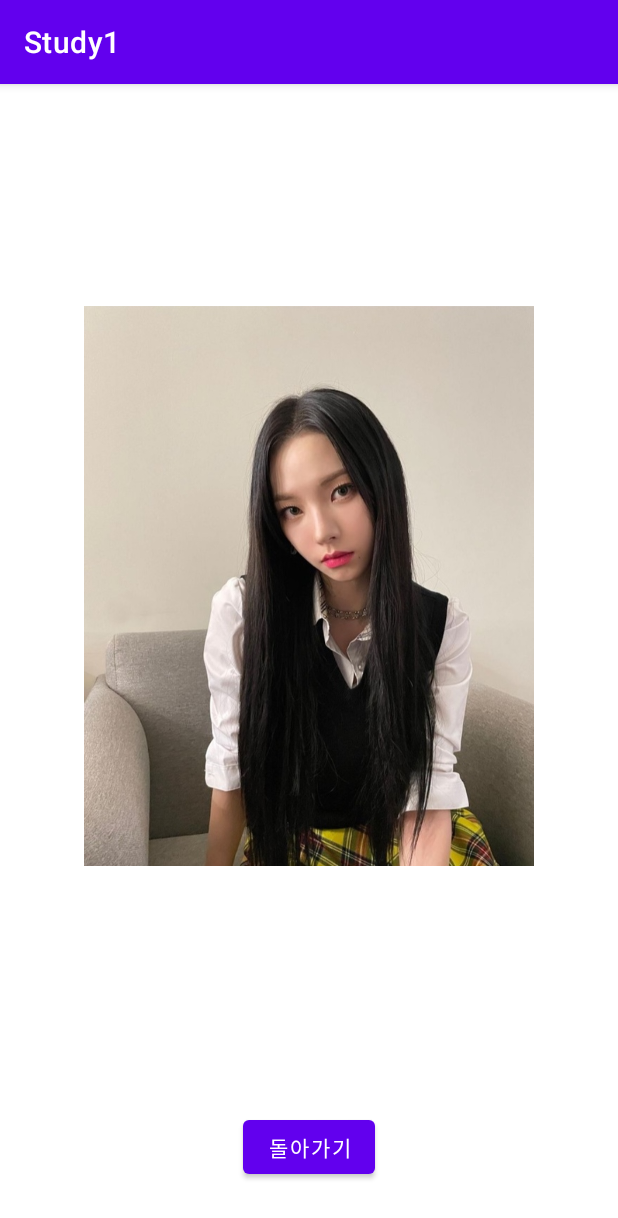
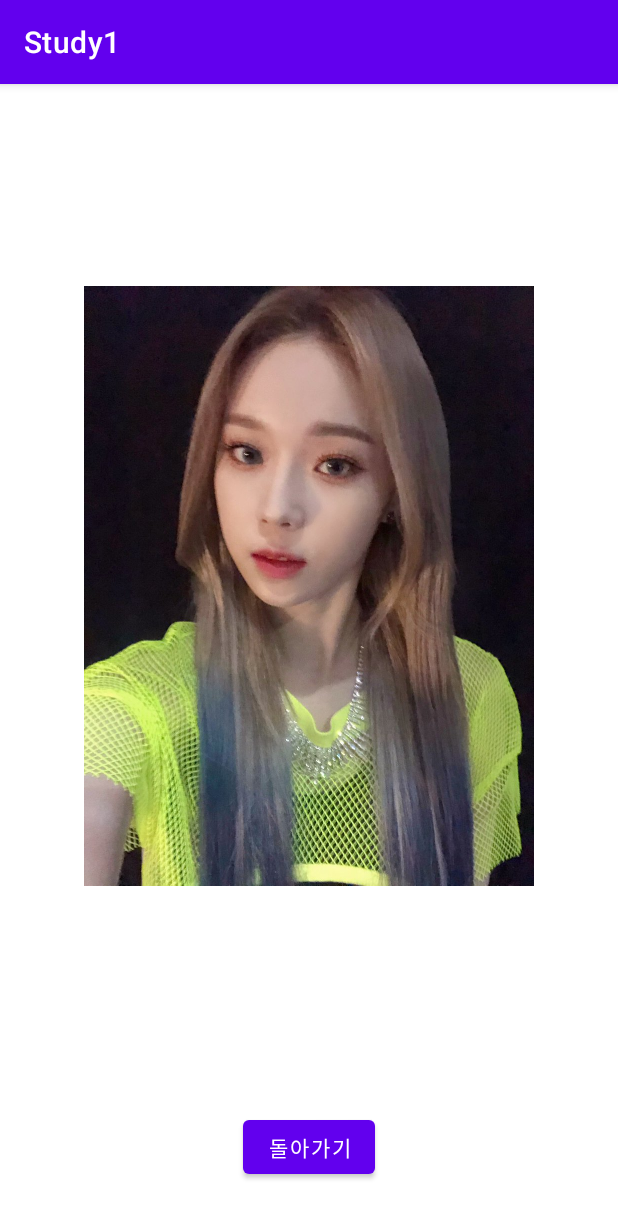
Before and after one commit to Ohminjung0804/FirstApp, an Android app: the sub screen opened directly, with no data from a screen before it, on a phone screen of 412 x 824 dp. Shown: the top 1218 px of the screen. Run offline under Robolectric (Android 15) with nearby library versions, the phone set to English and light mode, and no system bars.

Commit message:
예제 문제 풀기1(sub.java)

```diff
--- a/app/src/main/java/kr/hs/emirim/w2009/firstapp/MainActivity.java
+++ b/app/src/main/java/kr/hs/emirim/w2009/firstapp/MainActivity.java
@@ -45,7 +45,7 @@ public class MainActivity extends AppCompatActivity {
             @Override
             public void onItemClick(AdapterView<?> parent, View view, int position, long id) {
                 list.setItemChecked(position,true);
-                intent.putExtra("data",data[position]);
+                intent.putExtra("data",position);
 
             }
         });
--- a/app/src/main/java/kr/hs/emirim/w2009/firstapp/sub.java
+++ b/app/src/main/java/kr/hs/emirim/w2009/firstapp/sub.java
@@ -4,18 +4,43 @@ import androidx.appcompat.app.AppCompatActivity;
 
 import android.content.Intent;
 import android.os.Bundle;
+import android.view.View;
+import android.widget.Button;
+import android.widget.ImageView;
 import android.widget.TextView;
 
 import org.w3c.dom.Text;
 
 public class sub extends AppCompatActivity {
 
+    ImageView image;
+    Button btn_back;
 
     @Override
     protected void onCreate(Bundle savedInstanceState) {
         super.onCreate(savedInstanceState);
         setContentView(R.layout.activity_sub);
+        image = findViewById(R.id.image);
+        btn_back = findViewById(R.id.btn_back);
 
+        Intent subIntent = new Intent();
+        getIntent();
+        int data = subIntent.getIntExtra("data",0);
 
+        if (data == 0 ){
+            image.setImageResource(R.drawable.winter);
+        }else if(data == 1){
+            image.setImageResource(R.drawable.karina);
+        }else if(data == 2){
+            image.setImageResource(R.drawable.jeny);
+        }
+
+        btn_back.setOnClickListener(new View.OnClickListener() {
+            @Override
+            public void onClick(View v) {
+                Intent intent2 = new Intent(getApplicationContext(), MainActivity.class);
+                startActivity(intent2);
+            }
+        });
     }
 }
--- a/app/src/main/res/layout/activity_sub.xml
+++ b/app/src/main/res/layout/activity_sub.xml
@@ -19,4 +19,5 @@
         android:layout_width="wrap_content"
         android:layout_height="wrap_content"
         android:text="돌아가기"/>
+
 </LinearLayout>
```
